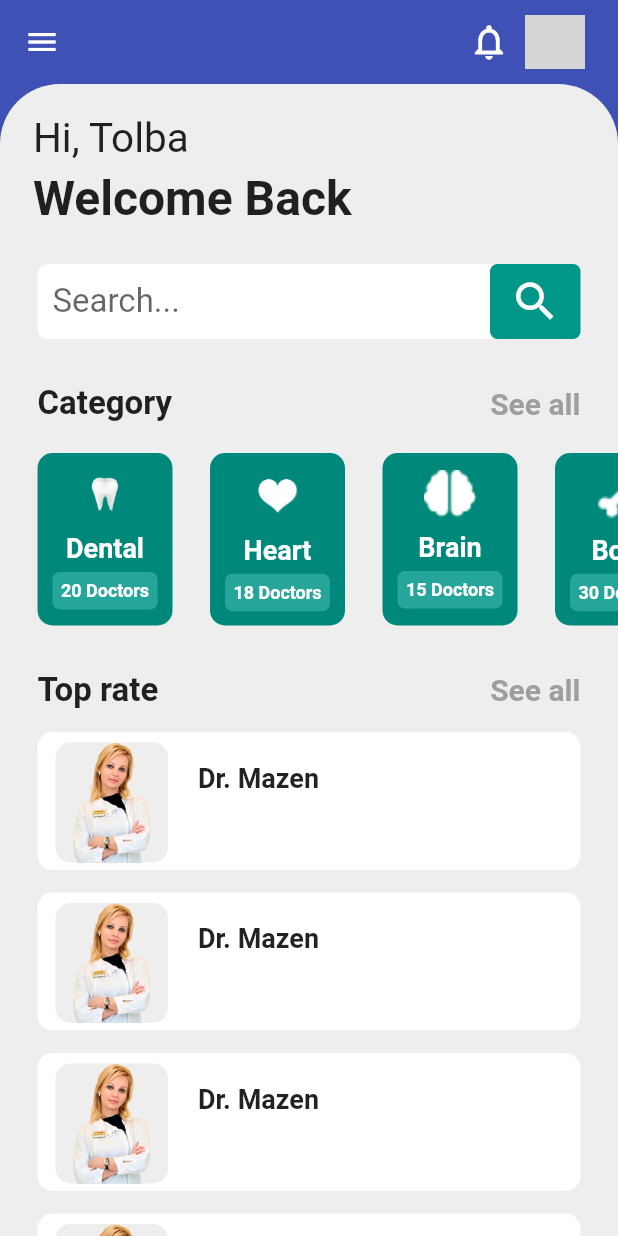
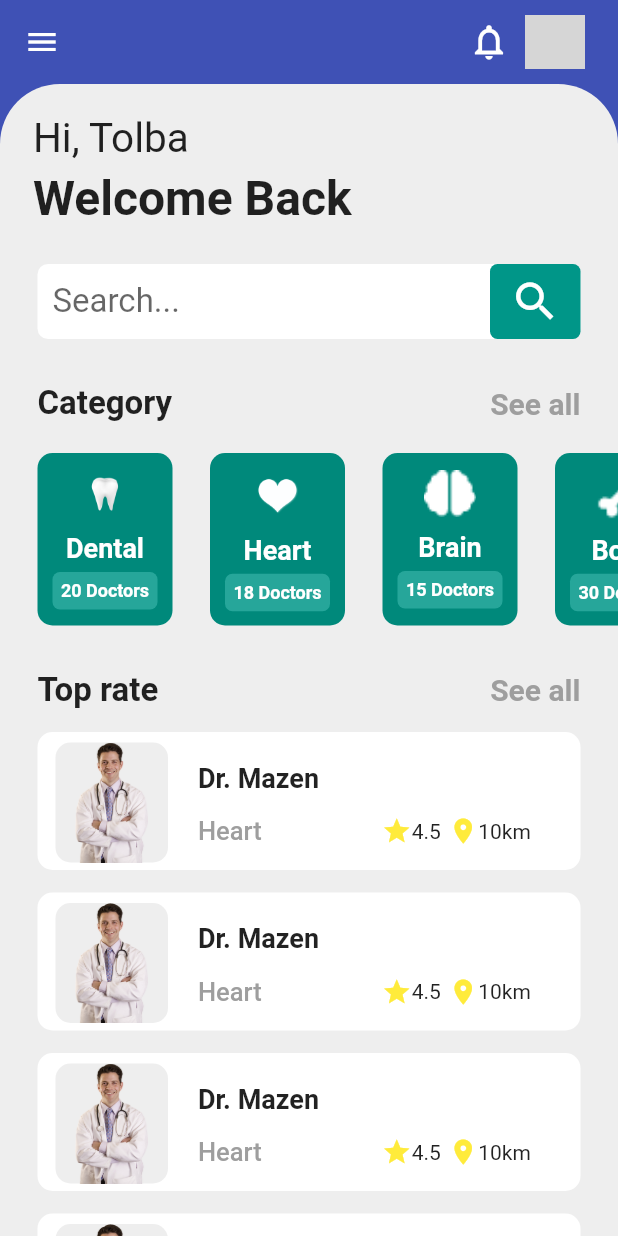
Before and after one commit to Tolbaax/dr_Appointment, a Flutter app: the screen it shows after launch, on a phone screen of 412 x 824 dp. Run offline on Flutter 3.47's test engine with Material 2 defaults, Android fonts, the phone set to English and light mode, and no system bars; grey boxes are pictures that could not be loaded.

Commit message:
Initial commit

```diff
--- a/lib/Model/TopRateModel.dart
+++ b/lib/Model/TopRateModel.dart
@@ -3,5 +3,7 @@ class TopRateModel{
   String? topRateImageUrl;
   String? drName;
   String? spec;
-  TopRateModel({this.topRateImageUrl,this.drName,this.spec});
+  double? rate;
+  String? distance;
+  TopRateModel({this.topRateImageUrl,this.drName,this.spec,this.rate,this.distance});
 }
--- a/lib/Screens/AppointmentScreeen.dart
+++ b/lib/Screens/AppScreen.dart
@@ -3,7 +3,7 @@ import 'package:flutter/material.dart';
 
 class AppScreen extends StatefulWidget {
   const AppScreen({Key? key}) : super(key: key);
-
+  static String id = 'AppScreen';
   @override
   _AppScreenState createState() => _AppScreenState();
 }
@@ -11,6 +11,8 @@ class AppScreen extends StatefulWidget {
 class _AppScreenState extends State<AppScreen> {
   @override
   Widget build(BuildContext context) {
-    return Container();
+    return const Scaffold(
+      backgroundColor: Colors.yellow,
+    );
   }
 }
--- a/lib/Screens/HomeScreen.dart
+++ b/lib/Screens/HomeScreen.dart
@@ -1,5 +1,8 @@
 import 'package:de_appointment/Model/CategoryModel.dart';
+import 'package:de_appointment/Model/TopRateModel.dart';
+import 'package:de_appointment/Screens/AppScreen.dart';
 import 'package:de_appointment/Widgets/CategoryWidget.dart';
+import 'package:de_appointment/Widgets/TopRateWidget.dart';
 import 'package:flutter/material.dart';
 
 class HomeScreen extends StatefulWidget {
@@ -25,6 +28,32 @@ List<CategoryModel> category = [
       categoryImageUrl: 'images/bone.png',
       categoryNames: 'Bone',
       drNumber: '30 Doctors'),
+];
+List<TopRateModel> topRate = [
+  TopRateModel(
+      topRateImageUrl: 'images/dr3.png',
+      drName: 'Dr. Mazen',
+      spec: 'Heart',
+      rate: 4.5,
+      distance: '10km'),
+  TopRateModel(
+      topRateImageUrl: 'images/dr3.png',
+      drName: 'Dr. Mazen',
+      spec: 'Heart',
+      rate: 4.5,
+      distance: '10km'),
+  TopRateModel(
+      topRateImageUrl: 'images/dr3.png',
+      drName: 'Dr. Mazen',
+      spec: 'Heart',
+      rate: 4.5,
+      distance: '10km'),
+  TopRateModel(
+      topRateImageUrl: 'images/dr3.png',
+      drName: 'Dr. Mazen',
+      spec: 'Heart',
+      rate: 4.5,
+      distance: '10km'),
 ];
 
 class _HomeScreenState extends State<HomeScreen> {
@@ -168,48 +197,15 @@ class _HomeScreenState extends State<HomeScreen> {
             Expanded(
               child: ListView.builder(
                   shrinkWrap: true,
-                  itemCount: 5,
+                  itemCount: topRate.length,
                   itemBuilder: (context, index) {
-                    return Container(
-                      height: 92,
-                      margin:
-                          const EdgeInsets.only(left: 25, right: 25, top: 15),
-                      decoration: BoxDecoration(
-                        borderRadius: BorderRadius.circular(10),
-                        color: Colors.white,
-                      ),
-                      child: Row(
-                        mainAxisAlignment: MainAxisAlignment.start,
-                        crossAxisAlignment: CrossAxisAlignment.start,
-                        children: [
-                          Container(
-                            width: 75,
-                            height: 80,
-                            margin: const EdgeInsets.only(left: 12, top: 7),
-                            decoration: BoxDecoration(
-                              borderRadius: BorderRadius.circular(10),
-                              color: Colors.grey.shade200,
-                            ),
-                            child: Image.asset('images/dr1.png'),
-                          ),
-                          Container(
-                            margin:const EdgeInsets.only(left: 5,top: 10),
-                            child: Column(
-                              mainAxisAlignment: MainAxisAlignment.start,
-                              crossAxisAlignment: CrossAxisAlignment.start,
-                              children:const [
-                                 Padding(
-                                  padding: EdgeInsets.only(top: 10, left: 15),
-                                  child: Text(
-                                    'Dr. Mazen',
-                                    style: TextStyle(fontSize: 18,fontWeight: FontWeight.w700),
-                                  ),
-                                ),
-
-                              ],
-                            ),
-                          )
-                        ],
+                    return GestureDetector(
+                      onTap: ()
+                      {
+                        Navigator.push(context, MaterialPageRoute(builder: (context)=>const AppScreen()));
+                      },
+                      child: RateWidget(
+                        topRate: topRate[index],
                       ),
                     );
                   }),
--- a/lib/Widgets/TopRateWidget.dart
+++ b/lib/Widgets/TopRateWidget.dart
@@ -1,9 +1,9 @@
-
+import 'package:de_appointment/Model/TopRateModel.dart';
 import 'package:flutter/material.dart';
 
 class RateWidget extends StatefulWidget {
-  const RateWidget({Key? key}) : super(key: key);
-
+  final TopRateModel? topRate;
+  const RateWidget({this.topRate});
   @override
   _RateWidgetState createState() => _RateWidgetState();
 }
@@ -11,6 +11,82 @@ class RateWidget extends StatefulWidget {
 class _RateWidgetState extends State<RateWidget> {
   @override
   Widget build(BuildContext context) {
-    return Container();
+    return Container(
+      height: 92,
+      margin: const EdgeInsets.only(left: 25, right: 25, top: 15),
+      decoration: BoxDecoration(
+        borderRadius: BorderRadius.circular(10),
+        color: Colors.white,
+      ),
+      child: Row(
+        mainAxisAlignment: MainAxisAlignment.start,
+        crossAxisAlignment: CrossAxisAlignment.start,
+        children: [
+          Container(
+            width: 75,
+            height: 80,
+            margin: const EdgeInsets.only(left: 12, top: 7),
+            decoration: BoxDecoration(
+              borderRadius: BorderRadius.circular(10),
+              color: Colors.grey.shade200,
+            ),
+            child: Image.asset(widget.topRate!.topRateImageUrl!),
+          ),
+          Container(
+            margin: EdgeInsets.only(left: 5, top: 10),
+            child: Column(
+              mainAxisAlignment: MainAxisAlignment.start,
+              crossAxisAlignment: CrossAxisAlignment.start,
+              children: [
+                Padding(
+                  padding: const EdgeInsets.only(top: 10, left: 15),
+                  child: Text(
+                    widget.topRate!.drName!,
+                    style: const TextStyle(
+                        fontSize: 18, fontWeight: FontWeight.w700),
+                  ),
+                ),
+                Padding(
+                  padding: const EdgeInsets.only(top: 15, left: 15),
+                  child: Row(
+                    children: [
+                      Text(
+                        widget.topRate!.spec!,
+                        style: const TextStyle(
+                            color: Colors.grey,
+                            fontSize: 17,
+                            fontWeight: FontWeight.w500),
+                      ),
+                      Container(
+                        margin: const EdgeInsets.only(left: 80),
+                        child: Row(
+                          children: [
+                            const Icon(
+                              Icons.star_purple500_outlined,
+                              size: 20,
+                              color: Colors.yellow,
+                            ),
+                            Text(widget.topRate!.rate!.toString()),
+                            const Padding(
+                              padding:  EdgeInsets.only(left: 5),
+                              child:  Icon(
+                                Icons.location_on,
+                                size: 20,
+                                color: Colors.yellow,
+                              ),
+                            ),
+                            Text(widget.topRate!.distance!),
+                          ],
+                        ),
+                      )
+                    ],
+                  ),
+                ),
+              ],
+            ),
+          )
+        ],
+      ),
+    );
   }
 }
--- a/lib/main.dart
+++ b/lib/main.dart
@@ -1,3 +1,4 @@
+import 'package:de_appointment/Screens/AppScreen.dart';
 import 'package:de_appointment/Screens/HomeScreen.dart';
 import 'package:flutter/material.dart';
 
@@ -15,9 +16,12 @@ class DrAppointment extends StatefulWidget {
 class _DrAppointmentState extends State<DrAppointment> {
   @override
   Widget build(BuildContext context) {
-    return const MaterialApp(
+    return  MaterialApp(
       debugShowCheckedModeBanner: false,
-      home: HomeScreen(),
+      home:const HomeScreen(),
+      routes: {
+        AppScreen.id:(context)=>const AppScreen(),
+      },
     );
   }
 }
```
Also changed, not shown: lib/Widgets/CategoryWidget.dart (+31 -14 lines).
